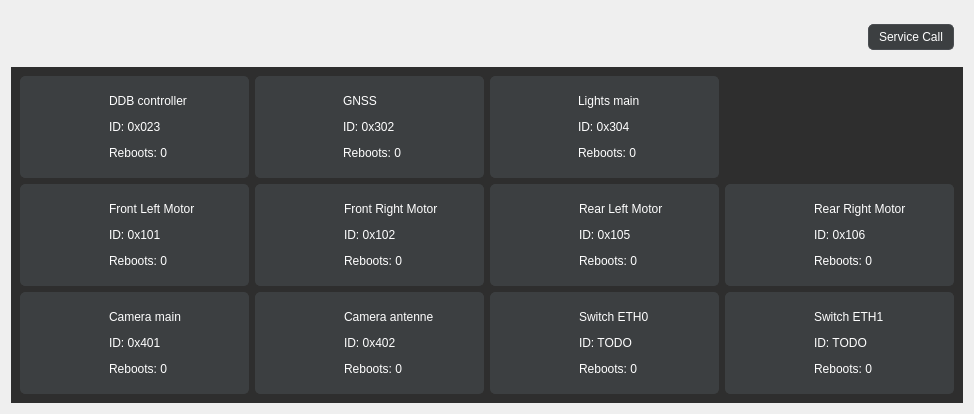
Qt form rover_gui/ui/ui/DeviceStatus.ui (robotique-udes/rover) before a commit.
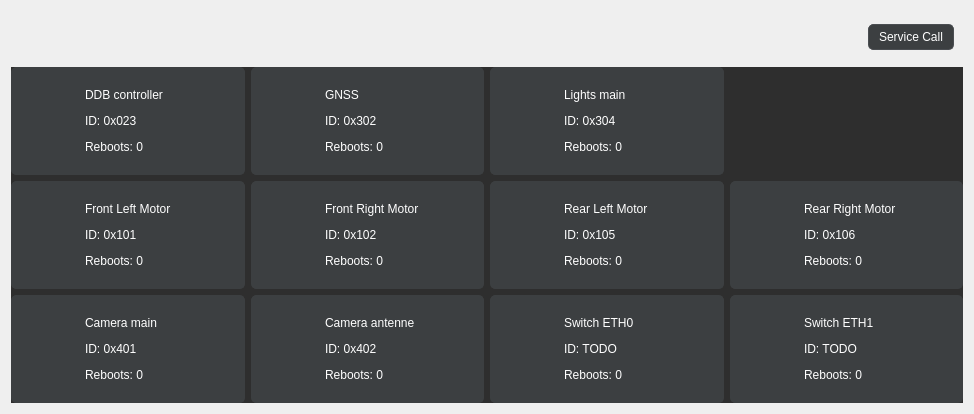
The same form after that commit. Icons and pictures are not drawn.

What changed in the file:
```diff
--- a/rover_gui/ui/ui/DeviceStatus.ui
+++ b/rover_gui/ui/ui/DeviceStatus.ui
@@ -26,6 +26,21 @@
 }</string>
      </property>
      <layout class="QGridLayout" name="gridLayout">
+      <property name="leftMargin">
+       <number>0</number>
+      </property>
+      <property name="topMargin">
+       <number>0</number>
+      </property>
+      <property name="rightMargin">
+       <number>0</number>
+      </property>
+      <property name="bottomMargin">
+       <number>0</number>
+      </property>
+      <property name="horizontalSpacing">
+       <number>6</number>
+      </property>
       <item row="3" column="3">
        <widget class="QWidget" name="switchETH0" native="true">
         <property name="styleSheet">
@@ -38,6 +53,21 @@
 }</string>
         </property>
         <layout class="QGridLayout" name="gridLayout_12">
+         <property name="leftMargin">
+          <number>0</number>
+         </property>
+         <property name="topMargin">
+          <number>0</number>
+         </property>
+         <property name="rightMargin">
+          <number>0</number>
+         </property>
+         <property name="bottomMargin">
+          <number>0</number>
+         </property>
+         <property name="spacing">
+          <number>0</number>
+         </property>
          <item row="0" column="0">
           <widget class="QLabel" name="switchETH0Icon">
            <property name="enabled">
@@ -97,6 +127,21 @@
 }</string>
         </property>
         <layout class="QGridLayout" name="gridLayout_11">
+         <property name="leftMargin">
+          <number>0</number>
+         </property>
+         <property name="topMargin">
+          <number>0</number>
+         </property>
+         <property name="rightMargin">
+          <number>0</number>
+         </property>
+         <property name="bottomMargin">
+          <number>0</number>
+         </property>
+         <property name="spacing">
+          <number>0</number>
+         </property>
          <item row="0" column="1">
           <widget class="QLabel" name="frontleftMotorIcon">
            <property name="enabled">
@@ -162,8 +207,20 @@
 }</string>
         </property>
         <layout class="QGridLayout" name="gridLayout_18">
-         <property name="verticalSpacing">
-          <number>5</number>
+         <property name="leftMargin">
+          <number>0</number>
+         </property>
+         <property name="topMargin">
+          <number>0</number>
+         </property>
+         <property name="rightMargin">
+          <number>0</number>
+         </property>
+         <property name="bottomMargin">
+          <number>0</number>
+         </property>
+         <property name="spacing">
+          <number>0</number>
          </property>
          <item row="0" column="0">
           <widget class="QLabel" name="ddbControllerIcon">
@@ -227,6 +284,21 @@
 }</string>
         </property>
         <layout class="QGridLayout" name="gridLayout_10">
+         <property name="leftMargin">
+          <number>0</number>
+         </property>
+         <property name="topMargin">
+          <number>0</number>
+         </property>
+         <property name="rightMargin">
+          <number>0</number>
+         </property>
+         <property name="bottomMargin">
+          <number>0</number>
+         </property>
+         <property name="spacing">
+          <number>0</number>
+         </property>
          <item row="0" column="1">
           <widget class="QLabel" name="rearrightMotorIcon">
            <property name="enabled">
@@ -286,8 +358,20 @@
 }</string>
         </property>
         <layout class="QGridLayout" name="gridLayout_16">
+         <property name="leftMargin">
+          <number>0</number>
+         </property>
+         <property name="topMargin">
+          <number>0</number>
+         </property>
+         <property name="rightMargin">
+          <number>0</number>
+         </property>
+         <property name="bottomMargin">
+          <number>0</number>
+         </property>
          <property name="spacing">
-          <number>5</number>
+          <number>0</number>
          </property>
          <item row="0" column="1">
           <widget class="QLabel" name="lightsMainInfo">
@@ -348,6 +432,21 @@
 }</string>
         </property>
         <layout class="QGridLayout" name="gridLayout_15">
+         <property name="leftMargin">
+          <number>0</number>
+         </property>
+         <property name="topMargin">
+          <number>0</number>
+         </property>
+         <property name="rightMargin">
+          <number>0</number>
+         </property>
+         <property name="bottomMargin">
+          <number>0</number>
+         </property>
+         <property name="spacing">
+          <number>0</number>
+         </property>
          <item row="0" column="0">
           <widget class="QLabel" name="CamMainIcon">
            <property name="enabled">
@@ -407,6 +506,21 @@
 }</string>
         </property>
         <layout class="QGridLayout" name="gridLayout_3">
+         <property name="leftMargin">
+          <number>0</number>
+         </property>
+         <property name="topMargin">
+          <number>0</number>
+         </property>
+         <property name="rightMargin">
+          <number>0</number>
+         </property>
+         <property name="bottomMargin">
+          <number>0</number>
+         </property>
+         <property name="spacing">
+          <number>0</number>
+         </property>
          <item row="0" column="1">
           <widget class="QLabel" name="frontrightMotorInfo">
            <property name="text">
@@ -466,6 +580,21 @@
 }</string>
         </property>
         <layout class="QGridLayout" name="gridLayout_8">
+         <property name="leftMargin">
+          <number>0</number>
+         </property>
+         <property name="topMargin">
+          <number>0</number>
+         </property>
+         <property name="rightMargin">
+          <number>0</number>
+         </property>
+         <property name="bottomMargin">
+          <number>0</number>
+         </property>
+         <property name="spacing">
+          <number>0</number>
+         </property>
          <item row="0" column="0">
           <widget class="QLabel" name="camAntIcon">
            <property name="enabled">
@@ -525,8 +654,20 @@
 }</string>
         </property>
         <layout class="QGridLayout" name="gridLayout_17">
+         <property name="leftMargin">
+          <number>0</number>
+         </property>
+         <property name="topMargin">
+          <number>0</number>
+         </property>
+         <property name="rightMargin">
+          <number>0</number>
+         </property>
+         <property name="bottomMargin">
+          <number>0</number>
+         </property>
          <property name="spacing">
-          <number>5</number>
+          <number>0</number>
          </property>
          <item row="0" column="1">
           <widget class="QLabel" name="gnssInfo">
@@ -587,6 +728,21 @@
 }</string>
         </property>
         <layout class="QGridLayout" name="gridLayout_14">
+         <property name="leftMargin">
+          <number>0</number>
+         </property>
+         <property name="topMargin">
+          <number>0</number>
+         </property>
+         <property name="rightMargin">
+          <number>0</number>
+         </property>
+         <property name="bottomMargin">
+          <number>0</number>
+         </property>
+         <property name="spacing">
+          <number>0</number>
+         </property>
          <item row="0" column="0">
           <widget class="QLabel" name="switchETH1Icon">
            <property name="enabled">
@@ -646,6 +802,21 @@
 }</string>
         </property>
         <layout class="QGridLayout" name="gridLayout_9">
+         <property name="leftMargin">
+          <number>0</number>
+         </property>
+         <property name="topMargin">
+          <number>0</number>
+         </property>
+         <property name="rightMargin">
+          <number>0</number>
+         </property>
+         <property name="bottomMargin">
+          <number>0</number>
+         </property>
+         <property name="spacing">
+          <number>0</number>
+         </property>
          <item row="0" column="0">
           <widget class="QLabel" name="rearleftMotorIcon">
            <property name="enabled">
```
